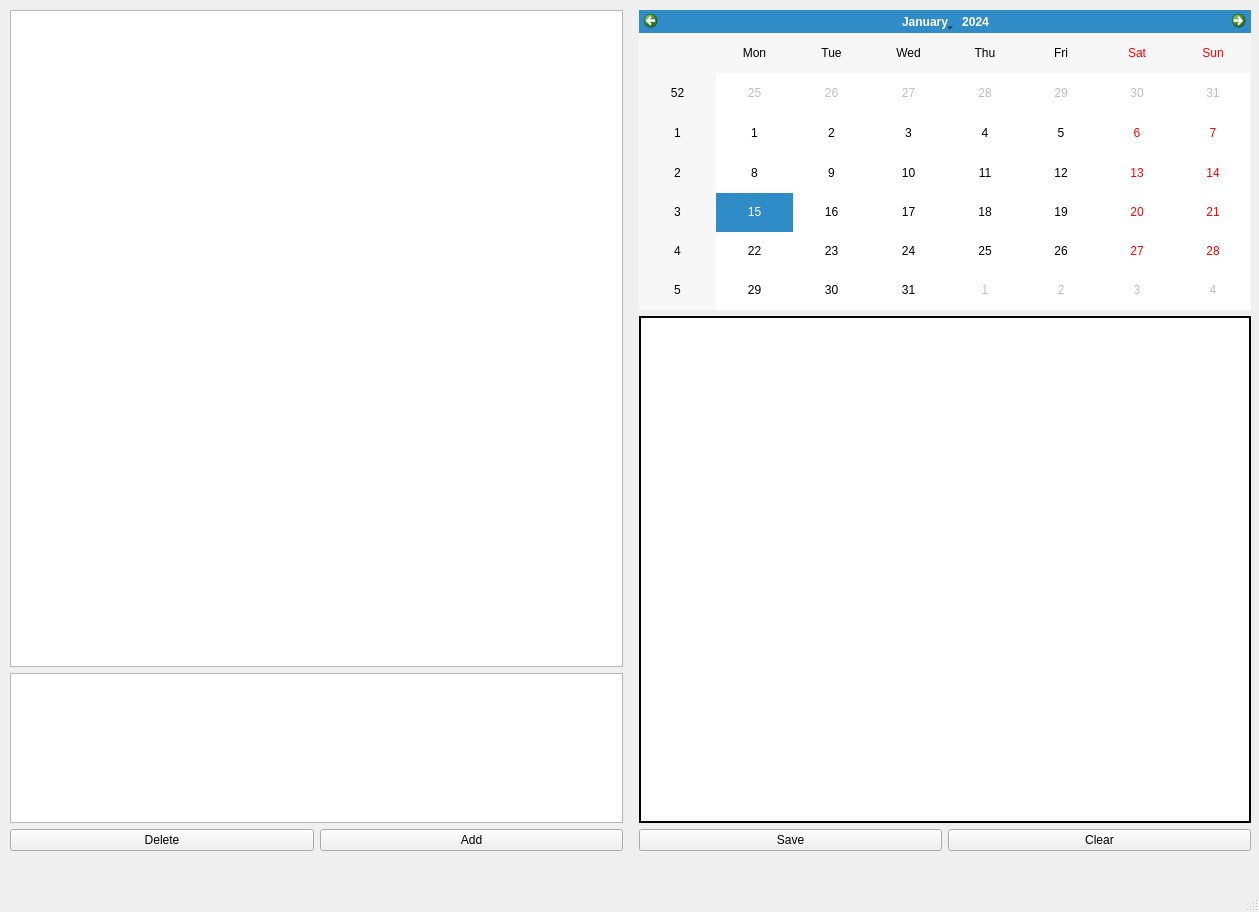
This is app.ui in FakhrutdinovAlexey/project_daily as Qt 5 draws it before an edit. The edited form follows.
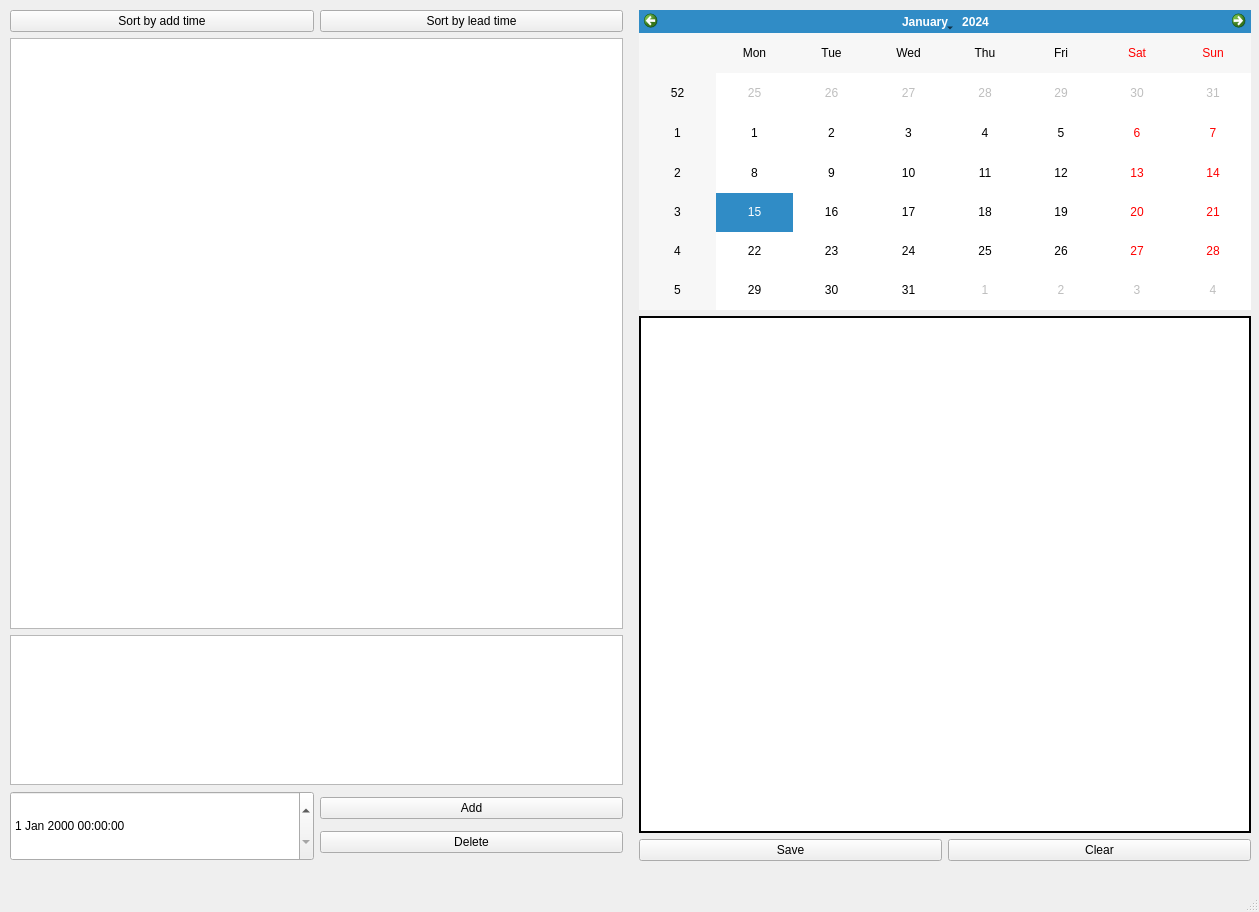
This is the edited form.

Commit message: datetime to_do_added

```diff
--- a/app.ui
+++ b/app.ui
@@ -23,12 +23,30 @@
       <x>10</x>
       <y>10</y>
       <width>1241</width>
-      <height>841</height>
+      <height>851</height>
      </rect>
     </property>
     <layout class="QHBoxLayout" name="horizontalLayout_3">
      <item>
       <layout class="QVBoxLayout" name="verticalLayout">
+       <item>
+        <layout class="QHBoxLayout" name="horizontalLayout_5">
+         <item>
+          <widget class="QPushButton" name="pushButton_addtime">
+           <property name="text">
+            <string>Sort by add time</string>
+           </property>
+          </widget>
+         </item>
+         <item>
+          <widget class="QPushButton" name="pushButton_leadtime">
+           <property name="text">
+            <string>Sort by lead time</string>
+           </property>
+          </widget>
+         </item>
+        </layout>
+       </item>
        <item>
         <widget class="QListWidget" name="listWidget">
          <property name="minimumSize">
@@ -56,20 +74,34 @@
         </widget>
        </item>
        <item>
-        <layout class="QHBoxLayout" name="horizontalLayout_2">
+        <layout class="QHBoxLayout" name="horizontalLayout_4">
          <item>
-          <widget class="QPushButton" name="pushButton_delete">
-           <property name="text">
-            <string>Delete</string>
+          <widget class="QDateTimeEdit" name="dateTimeEdit">
+           <property name="minimumSize">
+            <size>
+             <width>0</width>
+             <height>70</height>
+            </size>
            </property>
           </widget>
          </item>
          <item>
-          <widget class="QPushButton" name="pushButton_add">
-           <property name="text">
-            <string>Add</string>
-           </property>
-          </widget>
+          <layout class="QVBoxLayout" name="verticalLayout_3">
+           <item>
+            <widget class="QPushButton" name="pushButton_add">
+             <property name="text">
+              <string>Add</string>
+             </property>
+            </widget>
+           </item>
+           <item>
+            <widget class="QPushButton" name="pushButton_delete">
+             <property name="text">
+              <string>Delete</string>
+             </property>
+            </widget>
+           </item>
+          </layout>
          </item>
         </layout>
        </item>
```
Left out of the diff: 3 changed lines with no effect on the pictures. The commit also changes 1 other file.
